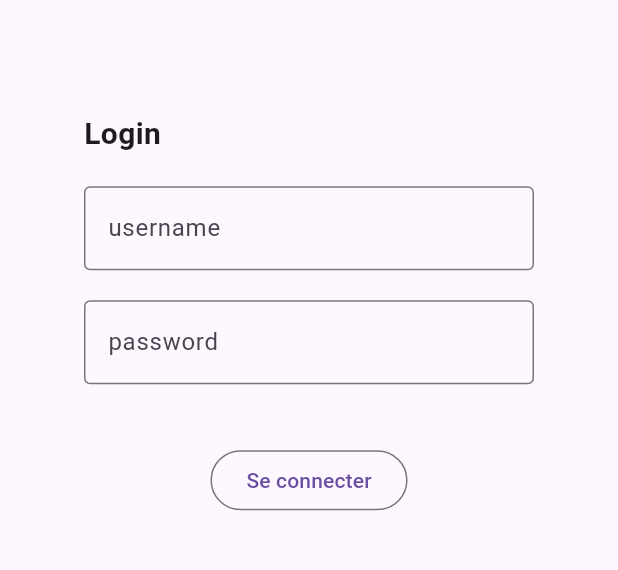
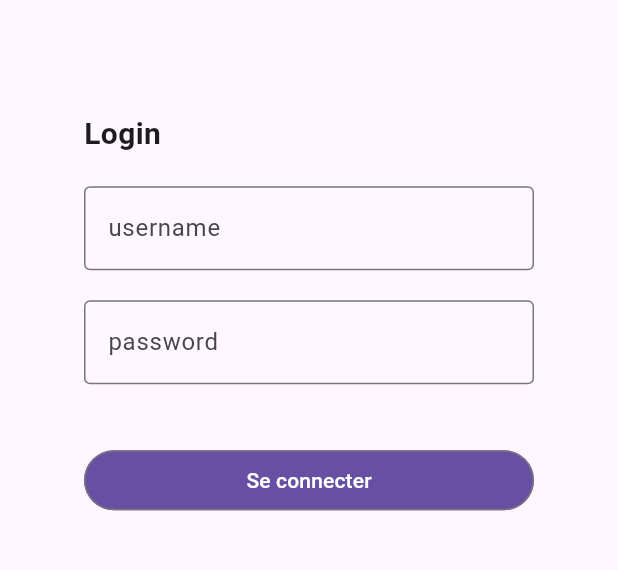
Before and after one commit to mreplenier/buddies-reco, a Flutter app: the screen it shows after launch, on a phone screen of 412 x 824 dp, the part 413-983 px from its top. Run offline on Flutter 3.47's test engine with Material 3 defaults, Android fonts, the phone set to English and light mode, and no system bars; our stand-ins replace flutter_rating_bar, google_fonts, webview_flutter.

Commit message:
Modify the login button style

```diff
--- a/lib/login_page.dart
+++ b/lib/login_page.dart
@@ -7,20 +7,37 @@ class LoginPage extends StatelessWidget {
   const LoginPage({super.key});
 
   @override
+  // Widget build(BuildContext context) {
+  //   return Scaffold(
+  //     body: SafeArea(
+  //       child: Column(
+  //         mainAxisAlignment: MainAxisAlignment.center,
+  //         children: [
+  //           const LoginTitle(),
+  //           const SizedBox(height: 75),
+  //           const LoginForm()
+  //         ]
+  //       )
+  //     )
+  //   );
+  // }
   Widget build(BuildContext context) {
     return Scaffold(
       body: SafeArea(
+        child: Center(
           child: Column(
-          mainAxisAlignment: MainAxisAlignment.center,
+            mainAxisSize: MainAxisSize.min,
             children: [
-            LoginTitle(),
+              const LoginTitle(),
               const SizedBox(height: 75),
-            LoginForm()
+              const LoginForm()
             ]
-        )
+          ),
+        ),
       )
     );
   }
+
 }
 
 
@@ -85,8 +102,8 @@ class _LoginFormState extends State<LoginForm> {
 
   @override
   Widget build(BuildContext context) {
-    return ConstrainedBox(
-      constraints: BoxConstraints(maxWidth: 300),
+    return SizedBox(
+      width: 300,
       child: Form(
         key: _loginFormKey,
         child: Column(
@@ -96,7 +113,7 @@ class _LoginFormState extends State<LoginForm> {
               alignment: AlignmentGeometry.centerStart,
               child: Text(
                 "Login",
-                style: TextStyle(
+                style: GoogleFonts.roboto(
                   fontSize: 20,
                   fontWeight: FontWeight.w600
                 )
@@ -134,9 +151,16 @@ class _LoginFormState extends State<LoginForm> {
               textInputAction: TextInputAction.done
             ),
             const SizedBox(height: 40),
-            OutlinedButton(
+            SizedBox(
+              width: double.infinity,
+              child: OutlinedButton(
+                style: OutlinedButton.styleFrom(
+                  backgroundColor: Theme.of(context).primaryColor,
+                  foregroundColor: Colors.white
+                ),
                 onPressed: _testLogin,
                 child: const Text("Se connecter")
+              ),
             )
           ]
         )
```
Lines whose indentation alone changed are shown as unchanged.
